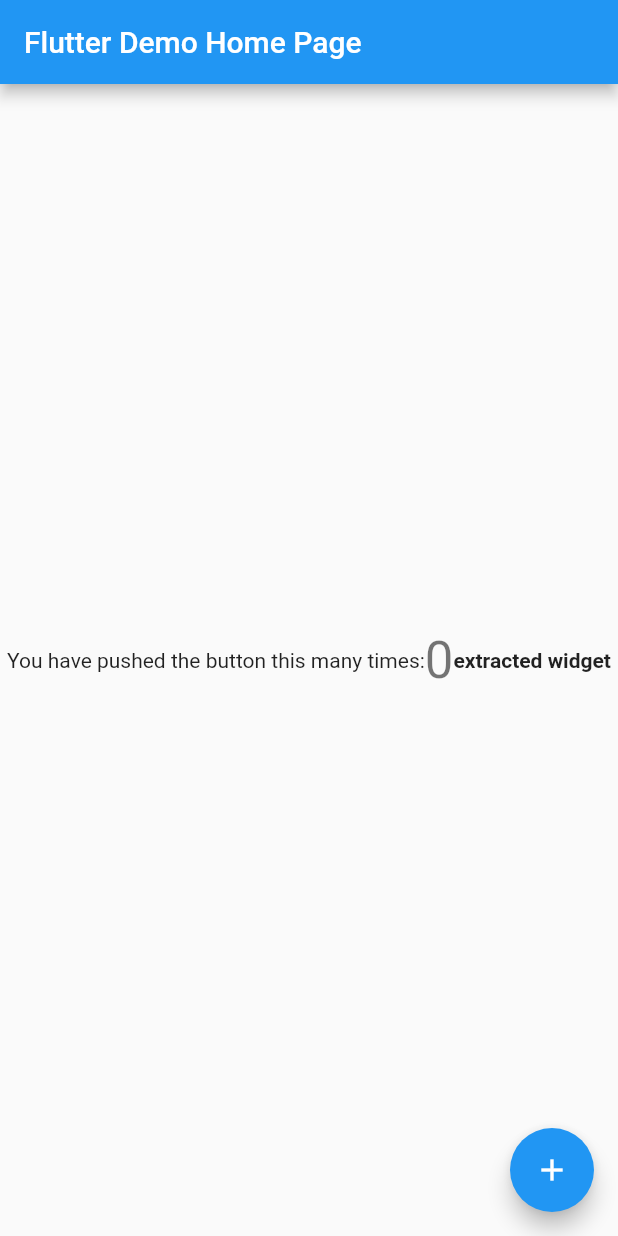
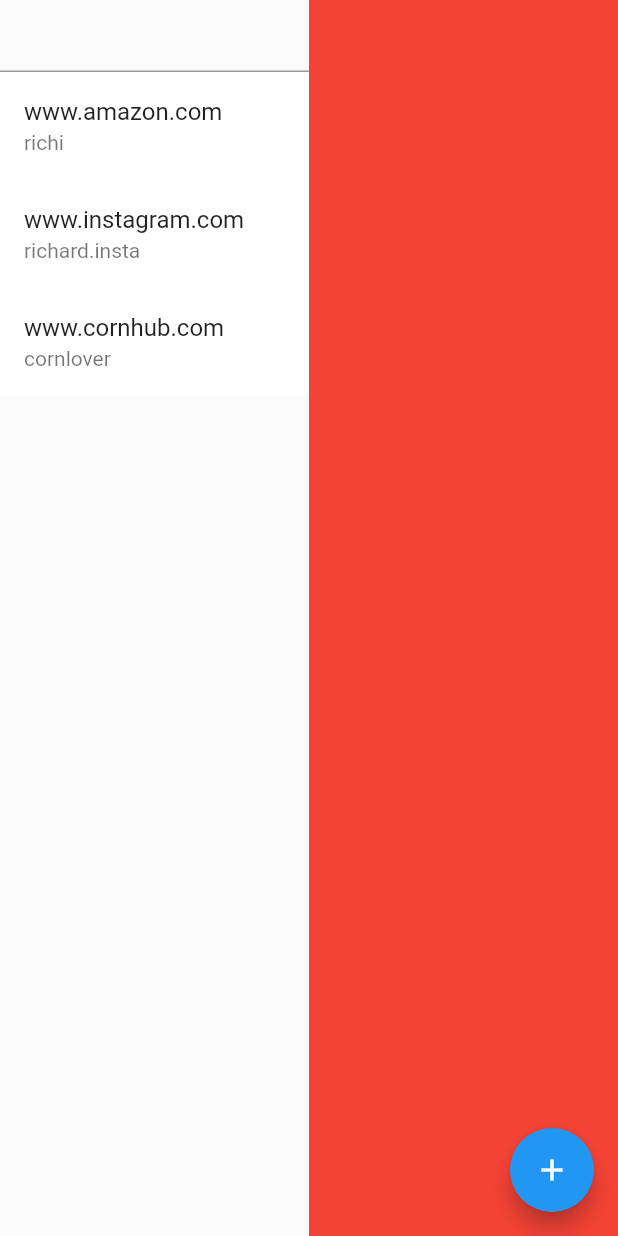
Before and after one commit to fluttervieh/desktop_webapps_project, a Flutter app: the screen it shows after launch, on a phone screen of 412 x 824 dp. Run offline on Flutter 3.47's test engine with Material 2 defaults, Android fonts, the phone set to English and light mode, and no system bars.

Commit message:
messed a little bit around

```diff
--- /dev/null
+++ b/lib/ModelClasses/StoreItem.dart
@@ -0,0 +1,19 @@
+class StoreItem{
+  final String identifier;
+  final String url;
+  final String username;
+  final String password;
+  final List<String> tags;
+
+
+  const StoreItem(
+    this.identifier,
+    this.url,
+    this.username,
+    this.password,
+    this.tags
+  );
+
+
+
+}
--- a/lib/main.dart
+++ b/lib/main.dart
@@ -1,3 +1,4 @@
+import 'package:desktop_webapp/mainScreen.dart';
 import 'package:flutter/material.dart';
 
 void main() {
@@ -70,44 +71,9 @@ class _MyHomePageState extends State<MyHomePage> {
     // fast, so that you can just rebuild anything that needs updating rather
     // than having to individually change instances of widgets.
     return Scaffold(
-      appBar: AppBar(
-        // Here we take the value from the MyHomePage object that was created by
-        // the App.build method, and use it to set our appbar title.
-        title: Text(widget.title),
-      ),
-      body: Center(
-        // Center is a layout widget. It takes a single child and positions it
-        // in the middle of the parent.
-        child: Row(
-          // Column is also a layout widget. It takes a list of children and
-          // arranges them vertically. By default, it sizes itself to fit its
-          // children horizontally, and tries to be as tall as its parent.
-          //
-          // Invoke "debug painting" (press "p" in the console, choose the
-          // "Toggle Debug Paint" action from the Flutter Inspector in Android
-          // Studio, or the "Toggle Debug Paint" command in Visual Studio Code)
-          // to see the wireframe for each widget.
-          //
-          // Column has various properties to control how it sizes itself and
-          // how it positions its children. Here we use mainAxisAlignment to
-          // center the children vertically; the main axis here is the vertical
-          // axis because Columns are vertical (the cross axis would be
-          // horizontal).
-          mainAxisAlignment: MainAxisAlignment.center,
-          children: <Widget>[
-            const Text(
-              'You have pushed the button this many times:',
-            ),
-            Text(
-              '$_counter',
-              style: Theme.of(context).textTheme.headline4,
-            ),
-            Container(
-              child: const Text("extracted widget", style: TextStyle(fontWeight: FontWeight.bold),)
-            )
-          ],
-        ),
-      ),
+
+      body: const MainScreen(),
+
       floatingActionButton: FloatingActionButton(
         onPressed: _incrementCounter,
         tooltip: 'Increment',
--- /dev/null
+++ b/lib/mainScreen.dart
@@ -0,0 +1,71 @@
+import 'package:desktop_webapp/ModelClasses/StoreItem.dart';
+import 'package:flutter/material.dart';
+
+class MainScreen extends StatefulWidget {
+  const MainScreen({ Key? key }) : super(key: key);
+
+
+
+
+  @override
+  State<MainScreen> createState() => _MainScreenState();
+}
+
+class _MainScreenState extends State<MainScreen> {
+
+  @override
+  Widget build(BuildContext context) {
+
+    //some mock data for developement
+    List<StoreItem> allItems = [];
+    StoreItem s1 = const StoreItem("amazon", "www.amazon.com", "richi", "passwort", []);
+    StoreItem s2 = const StoreItem("instagram", "www.instagram.com", "richard.insta", "anderespasswort", []);
+    StoreItem s3 = const StoreItem("cornhub", "www.cornhub.com", "cornlover", "itscorn", []);
+
+    allItems.add(s1);
+    allItems.add(s2);
+    allItems.add(s3);
+
+    return Row(
+      children:<Widget> [
+        //left section of the key manager
+        //in future, we have to wrap this on in a future builder to get the async stuff
+        Expanded(
+          flex: 1,
+          child: Container(
+            child: Column(
+              children: <Widget>[
+                //searchbar
+                TextField(),
+                Expanded(
+                  child: ListView.builder(
+                      shrinkWrap: true,
+
+                    itemCount: allItems.length,
+                    itemBuilder: (BuildContext context, int index){
+                      return ListTile(
+                        title: Text(allItems[index].url),
+                        subtitle: Text(allItems[index].username),
+                        tileColor: Colors.white,
+                        hoverColor: Colors.grey,
+                      );
+                    }),
+                )
+                //Listview.builder
+
+              ],
+            ),
+          )
+        ),
+        //right section
+        //here we can view our passwords or create a new entry
+        Expanded(
+          flex: 1,
+          child: Container(
+            color: Colors.red,
+          )
+        )
+      ],
+    );
+  }
+}
--- a/pubspec.yaml
+++ b/pubspec.yaml
@@ -34,6 +34,7 @@ dependencies:
   # The following adds the Cupertino Icons font to your application.
   # Use with the CupertinoIcons class for iOS style icons.
   cupertino_icons: ^1.0.2
+  flutter_secure_storage: ^6.0.0
 
 dev_dependencies:
   flutter_test:
```
Also changed, not shown: pubspec.lock, 3 other files.
